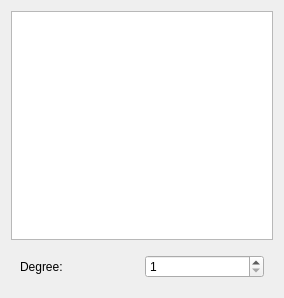
Before: the Qt Designer form lab2/App/ui/neighborhoodselect/neighborhoodselect.ui in BigCubeCat/22209-Bitochkin, drawn with Qt 5.
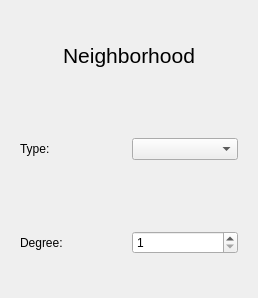
After: the same form once the commit is applied.

```diff
--- a/lab2/App/ui/neighborhoodselect/neighborhoodselect.ui
+++ b/lab2/App/ui/neighborhoodselect/neighborhoodselect.ui
@@ -6,7 +6,7 @@
    <rect>
     <x>0</x>
     <y>0</y>
-    <width>284</width>
+    <width>258</width>
     <height>298</height>
    </rect>
   </property>
@@ -17,24 +17,42 @@
    <item>
     <layout class="QVBoxLayout" name="verticalLayout">
      <item>
-      <layout class="QGridLayout" name="gridLayout">
-       <item row="0" column="0">
-        <widget class="QTableView" name="tableView">
-         <property name="minimumSize">
-          <size>
-           <width>100</width>
-           <height>100</height>
-          </size>
-         </property>
-         <property name="maximumSize">
-          <size>
-           <width>300</width>
-           <height>300</height>
-          </size>
-         </property>
-        </widget>
-       </item>
-      </layout>
+      <widget class="QLabel" name="title">
+       <property name="font">
+        <font>
+         <pointsize>16</pointsize>
+         <weight>50</weight>
+         <italic>false</italic>
+         <bold>false</bold>
+        </font>
+       </property>
+       <property name="text">
+        <string>Neighborhood</string>
+       </property>
+       <property name="alignment">
+        <set>Qt::AlignCenter</set>
+       </property>
+      </widget>
+     </item>
+     <item>
+      <widget class="QWidget" name="horizontalWidget" native="true">
+       <layout class="QHBoxLayout" name="horizontalLayout_2">
+        <item>
+         <widget class="QLabel" name="label_2">
+          <property name="text">
+           <string>Type:</string>
+          </property>
+         </widget>
+        </item>
+        <item>
+         <widget class="QComboBox" name="comboBox">
+          <property name="currentText">
+           <string/>
+          </property>
+         </widget>
+        </item>
+       </layout>
+      </widget>
      </item>
      <item>
       <widget class="QWidget" name="horizontalWidget" native="true">
```
